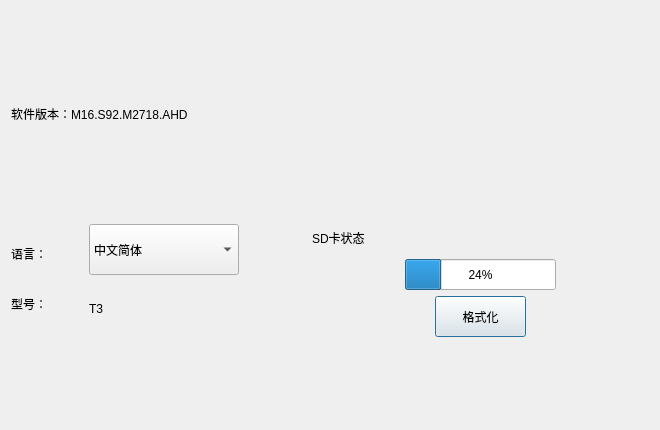
First picture: the form in about.ui, repository jjzhang166/DvrUI, before the edit.
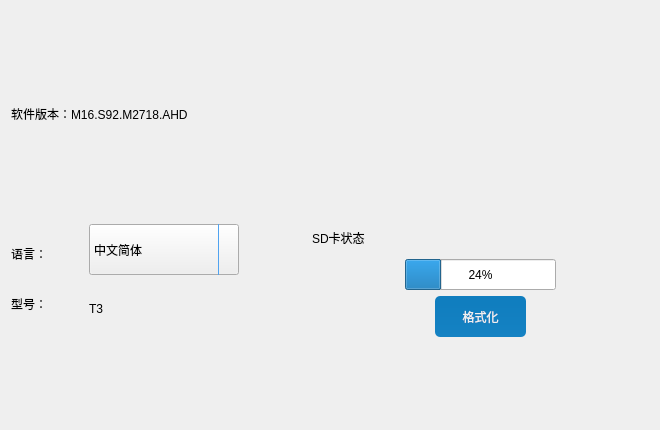
Second picture: the form after the edit. Icons and pictures are not drawn.

```diff
--- a/about.ui
+++ b/about.ui
@@ -137,6 +137,22 @@
              <height>51</height>
             </size>
            </property>
+           <property name="styleSheet">
+            <string notr="true">QComboBox::drop-down,QDateEdit::drop-down {
+	subcontrol-origin: padding;
+	subcontrol-position: top right;
+	width: 15px; 
+	border-left-width: 1px;
+	border-left-style: solid;
+	border-top-right-radius: 3px;
+	border-bottom-right-radius: 3px;
+	border-left-color: #50A3F0;
+}
+
+QComboBox::down-arrow,QDateEdit::down-arrow {
+	image: url(:/icon/arrowdown.png); 
+}</string>
+           </property>
            <item>
             <property name="text">
              <string>中文简体</string>
@@ -308,6 +324,33 @@
              <height>41</height>
             </size>
            </property>
+           <property name="styleSheet">
+            <string notr="true">QPushButton{
+	border-style: none;
+	border: 0px;
+	color: #F0F0F0;
+	padding: 5px;	
+	border-radius:5px;
+	background: qlineargradient(spread:pad, x1:0, y1:0, x2:0, y2:1, stop:0 #0F7DBE, stop:1 #1582C3); 
+}
+
+.QPushButton[focusPolicy=&quot;0&quot;] {
+	border-style: none;
+	border: 0px;
+	color: #F0F0F0;
+	padding: 0px;	
+	border-radius:3px;
+	background: qlineargradient(spread:pad, x1:0, y1:0, x2:0, y2:1, stop:0 #0F7DBE, stop:1 #1582C3); 
+}
+
+.QPushButton:hover{ 
+	background: qlineargradient(spread:pad, x1:0, y1:0, x2:0, y2:1, stop:0 #50A3F0, stop:1 #489CEA);
+}
+
+.QPushButton:pressed{ 
+	background: qlineargradient(spread:pad, x1:0, y1:0, x2:0, y2:1, stop:0 #0F7DBE, stop:1 #1582C3);
+}</string>
+           </property>
            <property name="text">
             <string>格式化</string>
            </property>
```
Left out of the diff: 12 changed lines with no effect on the pictures.
